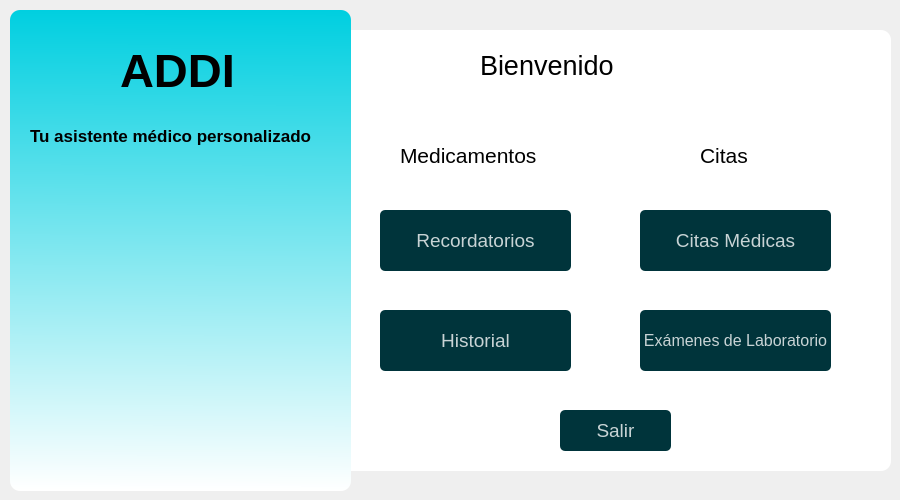
Before: the Qt Designer form ui/bienvenida.ui in daburneo1/addi, drawn with Qt 5.
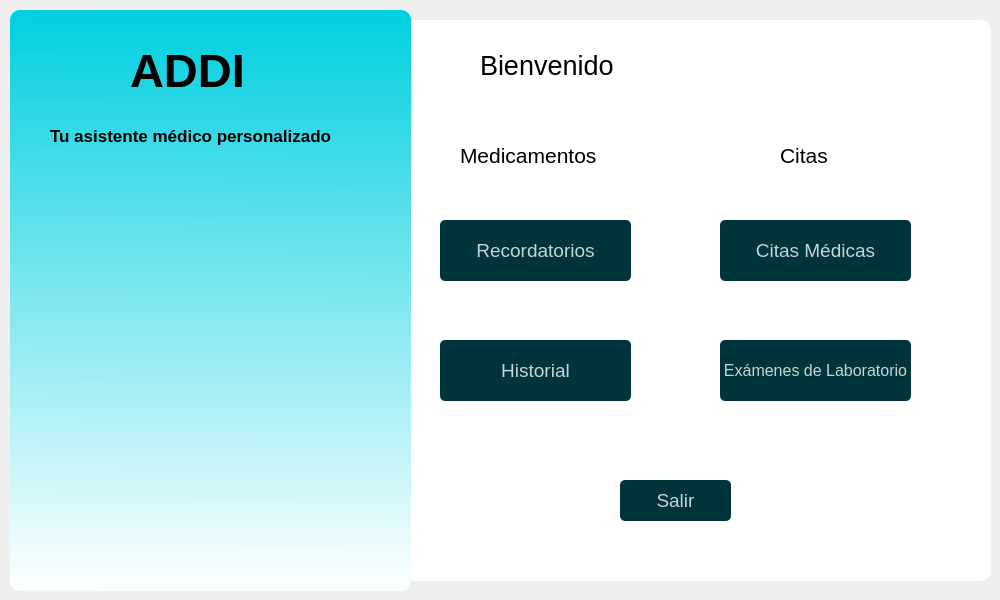
After: the same form once the commit is applied. Icons and pictures are not drawn.

```diff
--- a/ui/bienvenida.ui
+++ b/ui/bienvenida.ui
@@ -6,20 +6,20 @@
    <rect>
     <x>0</x>
     <y>0</y>
-    <width>900</width>
-    <height>500</height>
+    <width>1000</width>
+    <height>600</height>
    </rect>
   </property>
   <property name="minimumSize">
    <size>
-    <width>900</width>
-    <height>500</height>
+    <width>1000</width>
+    <height>600</height>
    </size>
   </property>
   <property name="maximumSize">
    <size>
-    <width>900</width>
-    <height>500</height>
+    <width>1000</width>
+    <height>600</height>
    </size>
   </property>
   <property name="windowTitle">
@@ -30,8 +30,8 @@
     <rect>
      <x>0</x>
      <y>10</y>
-     <width>901</width>
-     <height>491</height>
+     <width>991</width>
+     <height>581</height>
     </rect>
    </property>
    <property name="styleSheet">
@@ -53,10 +53,10 @@
    <widget class="QLabel" name="label">
     <property name="geometry">
      <rect>
-      <x>330</x>
-      <y>20</y>
-      <width>561</width>
-      <height>441</height>
+      <x>370</x>
+      <y>10</y>
+      <width>621</width>
+      <height>561</height>
      </rect>
     </property>
     <property name="styleSheet">
@@ -72,8 +72,8 @@
      <rect>
       <x>10</x>
       <y>0</y>
-      <width>341</width>
-      <height>481</height>
+      <width>401</width>
+      <height>581</height>
      </rect>
     </property>
     <property name="styleSheet">
@@ -87,7 +87,7 @@
    <widget class="QLabel" name="label_4">
     <property name="geometry">
      <rect>
-      <x>120</x>
+      <x>130</x>
       <y>30</y>
       <width>131</width>
       <height>61</height>
@@ -107,7 +107,7 @@
    <widget class="QLabel" name="label_5">
     <property name="geometry">
      <rect>
-      <x>30</x>
+      <x>50</x>
       <y>100</y>
       <width>301</width>
       <height>51</height>
@@ -148,8 +148,8 @@
    <widget class="QPushButton" name="pushButtonRecordatorio">
     <property name="geometry">
      <rect>
-      <x>380</x>
-      <y>200</y>
+      <x>440</x>
+      <y>210</y>
       <width>191</width>
       <height>61</height>
      </rect>
@@ -166,8 +166,8 @@
    <widget class="QPushButton" name="pushButtonCumplimiento">
     <property name="geometry">
      <rect>
-      <x>380</x>
-      <y>300</y>
+      <x>440</x>
+      <y>330</y>
       <width>191</width>
       <height>61</height>
      </rect>
@@ -184,8 +184,8 @@
    <widget class="QPushButton" name="pushButtonCitaMedica">
     <property name="geometry">
      <rect>
-      <x>640</x>
-      <y>200</y>
+      <x>720</x>
+      <y>210</y>
       <width>191</width>
       <height>61</height>
      </rect>
@@ -202,8 +202,8 @@
    <widget class="QPushButton" name="pushButtonExamenLaboratorio">
     <property name="geometry">
      <rect>
-      <x>640</x>
-      <y>300</y>
+      <x>720</x>
+      <y>330</y>
       <width>191</width>
       <height>61</height>
      </rect>
@@ -220,7 +220,7 @@
    <widget class="QLabel" name="label_6">
     <property name="geometry">
      <rect>
-      <x>400</x>
+      <x>460</x>
       <y>130</y>
       <width>141</width>
       <height>31</height>
@@ -238,7 +238,7 @@
    <widget class="QLabel" name="label_7">
     <property name="geometry">
      <rect>
-      <x>700</x>
+      <x>780</x>
       <y>130</y>
       <width>51</width>
       <height>31</height>
@@ -256,8 +256,8 @@
    <widget class="QPushButton" name="pushButtonSalir">
     <property name="geometry">
      <rect>
-      <x>560</x>
-      <y>400</y>
+      <x>620</x>
+      <y>470</y>
       <width>111</width>
       <height>41</height>
      </rect>
@@ -274,8 +274,8 @@
    <widget class="QLabel" name="label_3">
     <property name="geometry">
      <rect>
-      <x>70</x>
-      <y>150</y>
+      <x>90</x>
+      <y>190</y>
       <width>231</width>
       <height>291</height>
      </rect>
```
